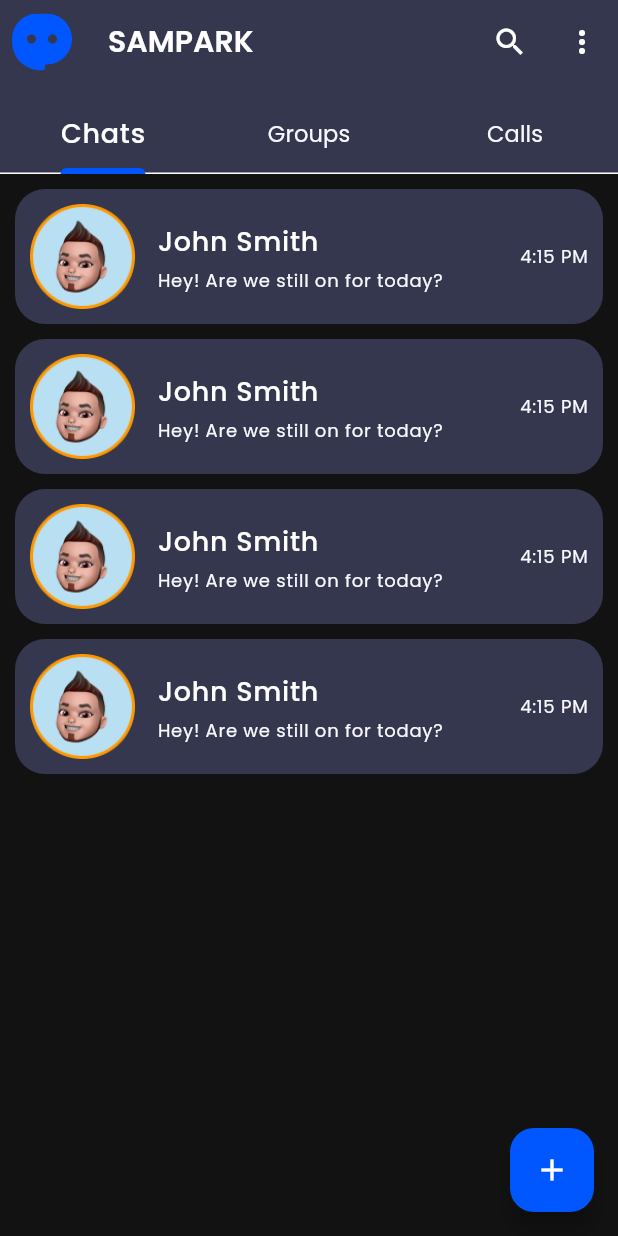
After one commit to abdelrahman-hossieny/Flutter_Graduation_SwiftChat, a Flutter app: the HomePage screen opened by its route, on a phone screen of 412 x 824 dp. The commit adds this screen. Run offline on Flutter 3.47's test engine with Material 3 defaults, Android fonts, the phone set to English and light mode, and no system bars; our stand-ins replace flutter_svg, get, slide_to_act.

Commit message:
Home Page

```diff
--- a/analysis_options.yaml
+++ b/analysis_options.yaml
@@ -9,7 +9,7 @@
 # packages, and plugins designed to encourage good coding practices.
 analyzer:
   errors:
-    file_names: ignore ignore
+    file_names: false
     unused_import: ignore
 include: package:flutter_lints/flutter.yaml
 
--- a/lib/config/PagePath.dart
+++ b/lib/config/PagePath.dart
@@ -2,11 +2,16 @@
 
 import 'package:get/get.dart';
 import 'package:graduation_swiftchat/pages/Auth/AuthPage.dart';
+import 'package:graduation_swiftchat/pages/HomePage/HomePage.dart';
 var pagePath=[
   GetPage(
     name: "/authPage",
     page: () => AuthPage(),
     transition: Transition.rightToLeft,
-
-  )
+  ),
+  GetPage(
+    name: "/homePage",
+    page: () => HomePage(),
+    transition: Transition.rightToLeft,
+  ),
 ];
--- a/lib/pages/Auth/Widgets/LoginForm.dart
+++ b/lib/pages/Auth/Widgets/LoginForm.dart
@@ -1,5 +1,7 @@
+// ignore_for_file: file_names
+
 import 'package:flutter/material.dart';
-import 'package:get/get_connect/http/src/utils/utils.dart';
+import 'package:get/get.dart';
 import 'package:graduation_swiftchat/widgets/PrimaryButton.dart';
 
 class LoginForm extends StatefulWidget {
@@ -34,7 +36,13 @@ class _LoginFormState extends State<LoginForm> {
           Row(
             mainAxisAlignment: MainAxisAlignment.center,
             children: [
-              PrimaryButton(butName: "LOGIN", butIcon: Icons.lock_open_sharp),
+              PrimaryButton(
+                onTap: () {
+                  Get.offAllNamed('/homePage');
+                },
+                butName: "LOGIN",
+                butIcon: Icons.lock_open_sharp,
+              ),
             ],
           ),
         ],
--- a/lib/pages/Auth/Widgets/SignUpForm.dart
+++ b/lib/pages/Auth/Widgets/SignUpForm.dart
@@ -1,5 +1,5 @@
 import 'package:flutter/material.dart';
-import 'package:get/get_connect/http/src/utils/utils.dart';
+import 'package:get/get.dart';
 import 'package:graduation_swiftchat/widgets/PrimaryButton.dart';
 
 class SignUpForm extends StatefulWidget {
@@ -41,7 +41,13 @@ class _SignUpFormState extends State<SignUpForm> {
           Row(
             mainAxisAlignment: MainAxisAlignment.center,
             children: [
-              PrimaryButton(butName: "SIGN UP", butIcon: Icons.lock_open_sharp),
+              PrimaryButton(
+                onTap: () {
+                  Get.offAllNamed('/homePage');
+                },
+                butName: "SIGN UP",
+                butIcon: Icons.lock_open_sharp,
+              ),
             ],
           ),
         ],
--- /dev/null
+++ b/lib/pages/HomePage/HomePage.dart
@@ -0,0 +1,83 @@
+// ignore_for_file: deprecated_member_use
+
+import 'package:flutter/material.dart';
+import 'package:flutter_svg/flutter_svg.dart';
+import 'package:graduation_swiftchat/config/images.dart';
+import 'package:graduation_swiftchat/config/srtings.dart';
+import 'package:graduation_swiftchat/pages/HomePage/Widgets/ChatsList.dart';
+import 'package:graduation_swiftchat/pages/HomePage/Widgets/TabPar.dart';
+
+class HomePage extends StatefulWidget {
+  const HomePage({super.key});
+
+  @override
+  State<HomePage> createState() => _HomePageState();
+}
+
+class _HomePageState extends State<HomePage> with TickerProviderStateMixin {
+  late TabController _tabController;
+
+  @override
+  void initState() {
+    super.initState();
+    _tabController = TabController(length: 3, vsync: this);
+  }
+
+  @override
+  Widget build(BuildContext context) {
+    return Scaffold(
+      appBar: AppBar(
+        backgroundColor: Theme.of(context).colorScheme.primaryContainer,
+        title: Text(
+          AppString.appName,
+          style: Theme.of(context).textTheme.headlineSmall,
+        ),
+        leading: Padding(
+          padding: const EdgeInsets.all(8.0),
+          child: SvgPicture.asset(
+            AssetsImage.appIconSVG,
+            width: 30,
+            height: 30,
+            fit: BoxFit.contain,
+          ),
+        ),
+        actions: [
+          IconButton(
+            icon: Icon(Icons.search),
+            onPressed: () {
+              // Handle search action
+            },
+          ),
+          IconButton(
+            icon: Icon(Icons.more_vert),
+            onPressed: () {
+              // Handle more options action
+            },
+          ),
+        ],
+        bottom: myTabBar(tabController: _tabController, context: context),
+      ),
+      floatingActionButton: FloatingActionButton(
+        backgroundColor: Theme.of(context).colorScheme.primary,
+        onPressed: () {
+          // Handle FAB action
+        },
+        child: Icon(
+          Icons.add,
+          color: Theme.of(context).colorScheme.onBackground,
+        ),
+      ),
+      body: Padding(
+        padding: const EdgeInsets.all(10),
+        child: TabBarView(
+          controller: _tabController,
+          children: [
+            ChatListWidget(),
+            Center(child: Text("Groups Page")),
+            Center(child: Text("Contacts Page")),
+          ],
+        ),
+      ),
+    );
+  }
+}
--- /dev/null
+++ b/lib/pages/HomePage/Widgets/ChatTile.dart
@@ -0,0 +1,59 @@
+import 'package:flutter/material.dart';
+import 'package:graduation_swiftchat/config/images.dart';
+
+class ChatTile extends StatefulWidget {
+  final String imageURL;
+  final String name;
+  final String lastChat;
+  final String lastTime;
+  const ChatTile({
+    super.key,
+    required this.imageURL,
+    required this.name,
+    required this.lastChat,
+    required this.lastTime,
+  });
+
+  @override
+  State<ChatTile> createState() => _ChatTileState();
+}
+
+class _ChatTileState extends State<ChatTile> {
+  @override
+  Widget build(BuildContext context) {
+    return Container(
+      margin: EdgeInsets.only(bottom: 10),
+      padding: EdgeInsets.all(10),
+      decoration: BoxDecoration(
+        borderRadius: BorderRadius.circular(20),
+        color: Theme.of(context).colorScheme.primaryContainer,
+      ),
+      child: Row(
+        mainAxisAlignment: MainAxisAlignment.spaceBetween,
+        children: [
+          Row(
+            children: [
+              Image.asset(widget.imageURL, width: 70),
+              SizedBox(width: 15),
+              Column(
+                crossAxisAlignment: CrossAxisAlignment.start,
+                children: [
+                  Text(
+                    widget.name,
+                    style: Theme.of(context).textTheme.bodyLarge,
+                  ),
+                  SizedBox(height: 5),
+                  Text(
+                    widget.lastChat,
+                    style: Theme.of(context).textTheme.labelMedium,
+                  ),
+                ],
+              ),
+            ],
+          ),
+          Text(widget.lastTime, style: Theme.of(context).textTheme.labelMedium),
+        ],
+      ),
+    );
+  }
+}
--- /dev/null
+++ b/lib/pages/HomePage/Widgets/ChatsList.dart
@@ -0,0 +1,39 @@
+import 'package:flutter/material.dart';
+import 'package:graduation_swiftchat/config/images.dart';
+import 'package:graduation_swiftchat/pages/HomePage/Widgets/ChatTile.dart';
+
+class ChatListWidget extends StatelessWidget {
+  const ChatListWidget({super.key});
+
+  @override
+  Widget build(BuildContext context) {
+    return ListView(
+      children: [
+        ChatTile(
+          imageURL: AssetsImage.boyPic,
+          name: "John Smith",
+          lastChat: "Hey! Are we still on for today?",
+          lastTime: "4:15 PM",
+        ),
+        ChatTile(
+          imageURL: AssetsImage.boyPic,
+          name: "John Smith",
+          lastChat: "Hey! Are we still on for today?",
+          lastTime: "4:15 PM",
+        ),
+        ChatTile(
+          imageURL: AssetsImage.boyPic,
+          name: "John Smith",
+          lastChat: "Hey! Are we still on for today?",
+          lastTime: "4:15 PM",
+        ),
+        ChatTile(
+          imageURL: AssetsImage.boyPic,
+          name: "John Smith",
+          lastChat: "Hey! Are we still on for today?",
+          lastTime: "4:15 PM",
+        ),
+      ],
+    );
+  }
+}
--- /dev/null
+++ b/lib/pages/HomePage/Widgets/TabPar.dart
@@ -0,0 +1,21 @@
+import 'package:flutter/material.dart';
+
+myTabBar({required TabController tabController, required BuildContext context}) {
+  return PreferredSize(
+    preferredSize: Size.fromHeight(60),
+    child: TabBar(
+      controller: tabController,
+      unselectedLabelStyle: Theme.of(context).textTheme.labelLarge,
+      labelStyle: Theme.of(context).textTheme.bodyLarge,
+      indicatorSize: TabBarIndicatorSize.label,
+      indicatorColor: Theme.of(context).colorScheme.primary,
+      indicatorWeight: 4,
+      tabs: [
+        Tab(child: Text("Chats")),
+        Tab(child: Text("Groups")),
+        Tab(child: Text("Calls")),
+      ],
+
+    ),
+  );
+}
--- a/lib/widgets/PrimaryButton.dart
+++ b/lib/widgets/PrimaryButton.dart
@@ -3,7 +3,8 @@ import 'package:flutter/material.dart';
 class PrimaryButton extends StatefulWidget {
   final String butName;
   final IconData butIcon;
-  const PrimaryButton({super.key, required this.butName, required this.butIcon});
+  final VoidCallback onTap;
+  const PrimaryButton({super.key, required this.butName, required this.butIcon, required this.onTap});
 
   @override
   State<PrimaryButton> createState() => _PrimaryButtonState();
@@ -12,7 +13,9 @@ class PrimaryButton extends StatefulWidget {
 class _PrimaryButtonState extends State<PrimaryButton> {
   @override
   Widget build(BuildContext context) {
-    return Container(
+    return InkWell(
+      onTap: widget.onTap,
+      child: Container(
               padding: EdgeInsets.symmetric(vertical: 15, horizontal:40),
               decoration: BoxDecoration(
                 color: Theme.of(context).colorScheme.primary,
@@ -27,6 +30,7 @@ class _PrimaryButtonState extends State<PrimaryButton> {
                   Text(widget.butName, style: Theme.of(context).textTheme.bodyLarge),
                 ],
               ),
+            ),
     );
   }
 }
```
Also changed, not shown: assets/Icons/app_icon.svg. Lines whose indentation alone changed are shown as unchanged.
